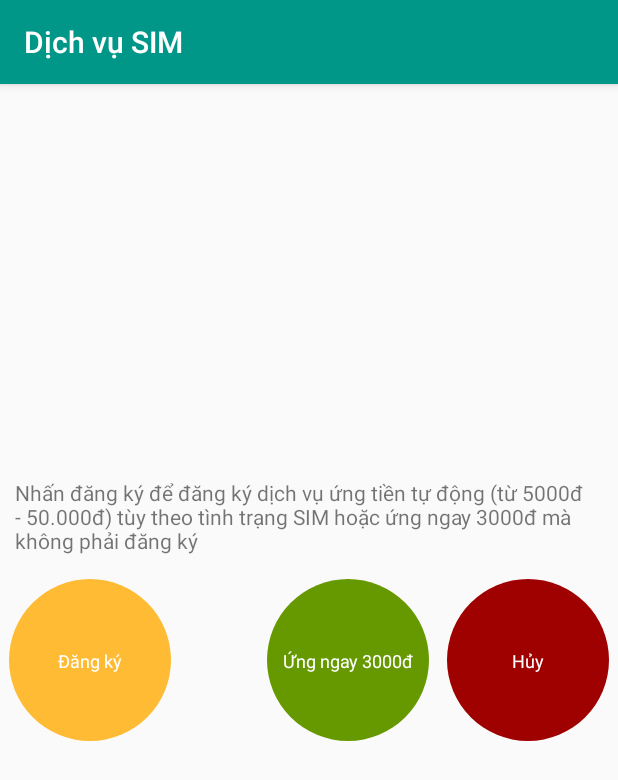
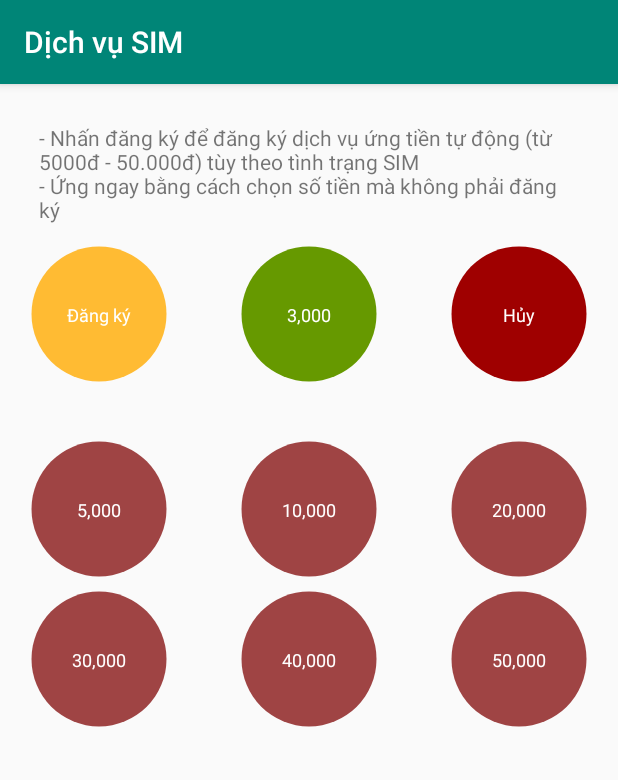
Before and after one commit to ltqthang/SIMInfo, an Android app: the screen it shows after launch (MainActivity), after a tap on an icon or button, on a phone screen of 412 x 824 dp. Shown: the top 780 px of the screen. Run offline under Robolectric (Android 15) with nearby library versions, the phone set to English and light mode, and no system bars.

Commit message:
Latest changes

```diff
--- a/app/src/main/AndroidManifest.xml
+++ b/app/src/main/AndroidManifest.xml
@@ -6,6 +6,7 @@
     <uses-permission android:name="android.permission.READ_PHONE_STATE"/>
     <uses-permission android:name="android.permission.SEND_SMS"/>
     <uses-permission android:name="android.permission.RECEIVE_SMS"/>
+    <uses-permission android:name="android.permission.READ_CONTACTS"/>
 
     <application
         android:allowBackup="true"
--- a/app/src/main/java/com/alpha/siminfo/MainActivity.java
+++ b/app/src/main/java/com/alpha/siminfo/MainActivity.java
@@ -1,9 +1,8 @@
 package com.alpha.siminfo;
 
-import android.graphics.drawable.ColorDrawable;
 import android.os.Bundle;
 import android.support.v4.app.FragmentManager;
-import android.support.v7.app.ActionBarActivity;
+import android.support.v7.app.AppCompatActivity;
 import android.telephony.SmsManager;
 import android.telephony.TelephonyManager;
 import android.view.View;
@@ -13,14 +12,13 @@ import com.alpha.siminfo.mobifone.MobifoneFragment;
 import com.alpha.siminfo.viettel.ViettelFragment;
 import com.alpha.siminfo.view.CircleButton;
 
-public class MainActivity extends ActionBarActivity {
+public class MainActivity extends AppCompatActivity {
     public static String networkOperator;
 
     @Override
     protected void onCreate(Bundle savedInstanceState) {
         super.onCreate(savedInstanceState);
         setContentView(R.layout.activity_main);
-        getSupportActionBar().setBackgroundDrawable(new ColorDrawable(0xff009688));
 
         TelephonyManager manager = (TelephonyManager) getSystemService(TELEPHONY_SERVICE);
         networkOperator = manager.getNetworkOperatorName();
--- a/app/src/main/java/com/alpha/siminfo/viettel/ViettelCAFragment.java
+++ b/app/src/main/java/com/alpha/siminfo/viettel/ViettelCAFragment.java
@@ -56,7 +56,28 @@ public class ViettelCAFragment extends Fragment {
             }
         });
 
+        int[] ids = {R.id.view1, R.id.view2, R.id.view3, R.id.view4, R.id.view5, R.id.view6};
+        for (int i = 0; i < 6; i++) {
+            final CircleButton button = (CircleButton) viewRoot.findViewById(ids[i]);
+            button.setOnClickListener(new View.OnClickListener() {
+                @Override
+                public void onClick(View v) {
+                    smsManager.sendTextMessage("9118", null, "UT " + formatString(button.getText()), null, null);
+                }
+            });
+        }
+
         return viewRoot;
+    }
+
+    private String formatString(String string) {
+        StringBuilder sb = new StringBuilder();
+        final int len = string.length();
+        for (int i = 0; i < len; i++) {
+            if (string.charAt(i) == ',') break;
+            sb.append(string.charAt(i));
+        }
+        return new String(sb);
     }
 
 
--- a/app/src/main/res/layout/fragment_viettel_ca.xml
+++ b/app/src/main/res/layout/fragment_viettel_ca.xml
@@ -3,50 +3,110 @@
     xmlns:app="http://schemas.android.com/apk/res-auto"
     android:layout_width="match_parent"
     android:layout_height="match_parent"
-    tools:context="com.alpha.siminfo.viettel.ViettelCAFragment">
+    tools:context="com.alpha.siminfo.viettel.ViettelCAFragment"
+    android:padding="16dp">
 
 
     <com.alpha.siminfo.view.CircleButton
         android:id="@+id/register_button"
-        android:layout_width="120dp"
-        android:layout_height="120dp"
+        android:layout_width="100dp"
+        android:layout_height="100dp"
         app:background_color="@color/orange_light"
         app:text="@string/register_service"
         android:layout_gravity="center_vertical"
+        android:layout_below="@+id/textView3"
+        android:layout_alignParentLeft="true"
+        android:layout_alignParentStart="true"
+        android:layout_marginBottom="30dp" />
+
+    <com.alpha.siminfo.view.CircleButton
+        android:id="@+id/ca3k_button"
+        android:layout_width="100dp"
+        android:layout_height="100dp"
+        app:background_color="@color/green_dark"
+        app:text="@string/ca3k"
+        android:layout_gravity="center_vertical"
+        android:layout_below="@+id/textView3"
+        android:layout_centerHorizontal="true"
+        android:layout_marginBottom="30dp" />
+
+    <com.alpha.siminfo.view.CircleButton
+        android:id="@+id/cancel_button"
+        android:layout_width="100dp"
+        android:layout_height="100dp"
+        app:background_color="@color/red"
+        app:text="@string/cancel_service"
+        android:layout_gravity="center_vertical"
         android:layout_alignTop="@+id/ca3k_button"
+        android:layout_alignParentRight="true"
+        android:layout_alignParentEnd="true"
+        android:layout_marginBottom="30dp" />
+
+    <TextView
+        android:layout_width="match_parent"
+        android:layout_height="wrap_content"
+        android:text="@string/ca_description"
+        android:id="@+id/textView3"
+        android:padding="10dp"
+        android:layout_alignParentTop="true"
+        android:layout_alignParentRight="true"
+        android:layout_alignParentEnd="true" />
+
+    <com.alpha.siminfo.view.CircleButton
+        android:id="@+id/view1"
+        android:layout_width="100dp"
+        android:layout_height="100dp"
+        app:text="5,000"
+        app:background_color="@color/red_light"
+        android:layout_below="@+id/register_button"
         android:layout_alignParentLeft="true"
         android:layout_alignParentStart="true" />
 
     <com.alpha.siminfo.view.CircleButton
-        android:id="@+id/ca3k_button"
-        android:layout_width="120dp"
-        android:layout_height="120dp"
-        app:background_color="@color/green_dark"
-        app:text="@string/ca3k"
-        android:layout_gravity="center_vertical"
-        android:layout_alignTop="@+id/cancel_button"
-        android:layout_toLeftOf="@+id/cancel_button"
-        android:layout_toStartOf="@+id/cancel_button" />
+        android:id="@+id/view2"
+        app:background_color="@color/red_light"
+        android:layout_width="100dp"
+        android:layout_height="100dp"
+        app:text="10,000"
+        android:layout_below="@+id/ca3k_button"
+        android:layout_alignLeft="@+id/ca3k_button"
+        android:layout_alignStart="@+id/ca3k_button" />
 
     <com.alpha.siminfo.view.CircleButton
-        android:id="@+id/cancel_button"
-        android:layout_width="120dp"
-        android:layout_height="120dp"
-        app:background_color="@color/red"
-        app:text="@string/cancel_service"
-        android:layout_gravity="center_vertical"
-        android:layout_centerVertical="true"
-        android:layout_alignParentRight="true"
-        android:layout_alignParentEnd="true" />
-
-    <TextView
-        android:layout_width="wrap_content"
-        android:layout_height="wrap_content"
-        android:text="@string/ca_description"
-        android:id="@+id/textView3"
-        android:padding="10dp"
-        android:layout_above="@+id/register_button"
-        android:layout_alignParentLeft="true"
-        android:layout_alignParentStart="true" />
+        android:id="@+id/view3"
+        app:background_color="@color/red_light"
+        app:text="20,000"
+        android:layout_width="100dp"
+        android:layout_height="100dp"
+        android:layout_below="@+id/cancel_button"
+        android:layout_alignLeft="@+id/cancel_button"
+        android:layout_alignStart="@+id/cancel_button" />
+    <com.alpha.siminfo.view.CircleButton
+        android:id="@+id/view4"
+        app:background_color="@color/red_light"
+        app:text="30,000"
+        android:layout_width="100dp"
+        android:layout_height="100dp"
+        android:layout_below="@+id/view1"
+        android:layout_alignLeft="@+id/view1"
+        android:layout_alignStart="@+id/view1" />
+    <com.alpha.siminfo.view.CircleButton
+        android:id="@+id/view5"
+        app:background_color="@color/red_light"
+        app:text="40,000"
+        android:layout_width="100dp"
+        android:layout_height="100dp"
+        android:layout_below="@+id/view2"
+        android:layout_alignLeft="@+id/view2"
+        android:layout_alignStart="@+id/view2" />
+    <com.alpha.siminfo.view.CircleButton
+        android:id="@+id/view6"
+        app:background_color="@color/red_light"
+        app:text="50,000"
+        android:layout_width="100dp"
+        android:layout_height="100dp"
+        android:layout_below="@+id/view3"
+        android:layout_alignLeft="@+id/view3"
+        android:layout_alignStart="@+id/view3" />
 
 </RelativeLayout>
--- a/app/src/main/res/values/strings.xml
+++ b/app/src/main/res/values/strings.xml
@@ -59,10 +59,9 @@
     <string name="transfer_money">Chuyển tiền</string>
     <string name="click_to_button">Nhấn vào nút phía trên để tự động gửi tin nhắn kiểm tra các khuyến mãi được hưởng. Phí: Viettel: 100đ, Mobifone: 200đ </string>
     <string name="click_to_button_mobifone">Nhấn vào nút phía trên để kiểm tra các khuyến mãi được hưởng. Phí: 200đ/lần</string>
-    <string name="preference_file_name_viettel">viettel_preferences</string>
     <string name="preference_file_name_mobifone">mobifone_preferences</string>
-    <string name="ca3k">Ứng ngay 3000đ</string>
-    <string name="ca_description">Nhấn đăng ký để đăng ký dịch vụ ứng tiền tự động (từ 5000đ - 50.000đ) tùy theo tình trạng SIM hoặc ứng ngay 3000đ mà không phải đăng ký</string>
+    <string name="ca3k">3,000</string>
+    <string name="ca_description">- Nhấn đăng ký để đăng ký dịch vụ ứng tiền tự động (từ 5000đ - 50.000đ) tùy theo tình trạng SIM\n-  Ứng ngay bằng cách chọn số tiền mà không phải đăng ký</string>
     <string name="confirm_register">Xác nhận đăng ký</string>
     <string name="confirm_message">Bạn có chắc muốn đăng ký gói dịch vụ này?</string>
 
--- a/app/src/main/res/values/styles.xml
+++ b/app/src/main/res/values/styles.xml
@@ -3,6 +3,9 @@
     <!-- Base application theme. -->
     <style name="AppTheme" parent="Theme.AppCompat.Light.DarkActionBar">
         <!-- Customize your theme here. -->
+        <item name="colorPrimary">@color/material_deep_teal_500</item>
+        <item name="colorPrimaryDark">@color/material_deep_teal_500</item>
+
     </style>
 
 </resources>
--- a/build.gradle
+++ b/build.gradle
@@ -5,7 +5,7 @@ buildscript {
         jcenter()
     }
     dependencies {
-        classpath 'com.android.tools.build:gradle:1.0.0'
+        classpath 'com.android.tools.build:gradle:1.2.3'
 
         // NOTE: Do not place your application dependencies here; they belong
         // in the individual module build.gradle files
```
Also changed, not shown: app/build.gradle (+8 -8 lines), app/src/main/java/com/alpha/siminfo/viettel/RecallFragment.java (+31 -1 lines), app/src/main/res/layout/fragment_recall.xml (+1 -6 lines), circlebutton/build.gradle (+6 -6 lines), 2 other files.
